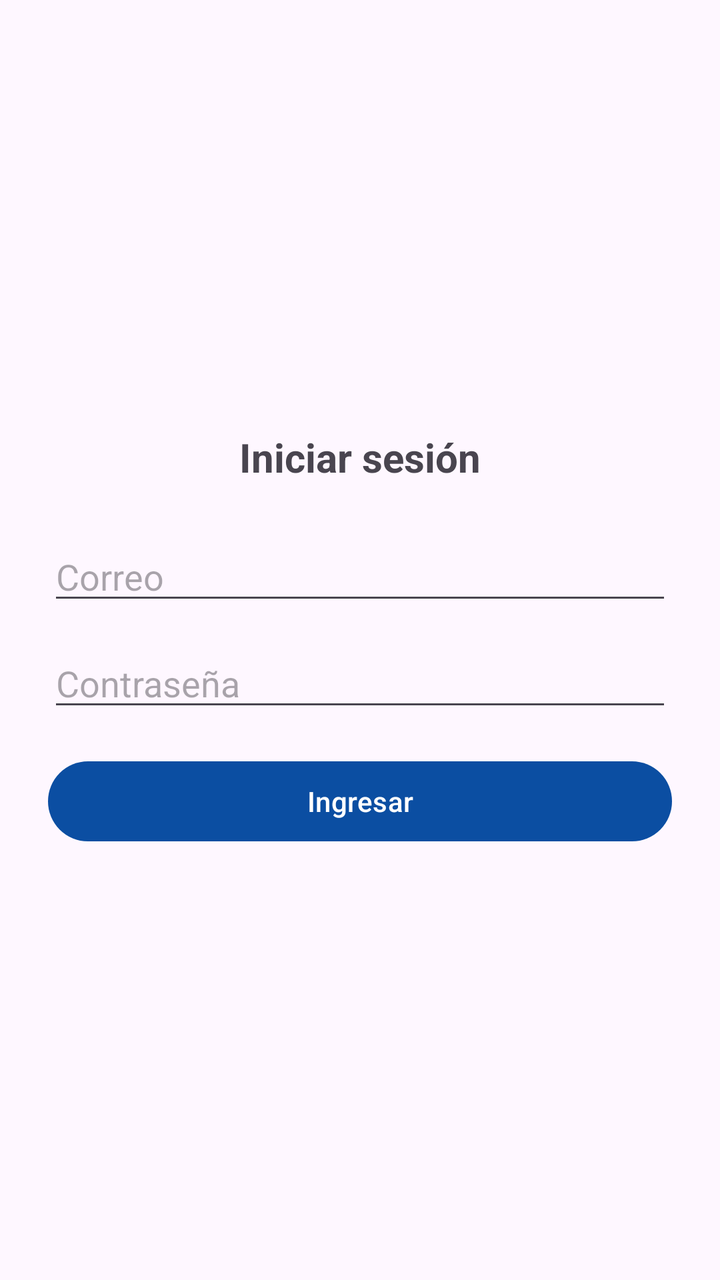
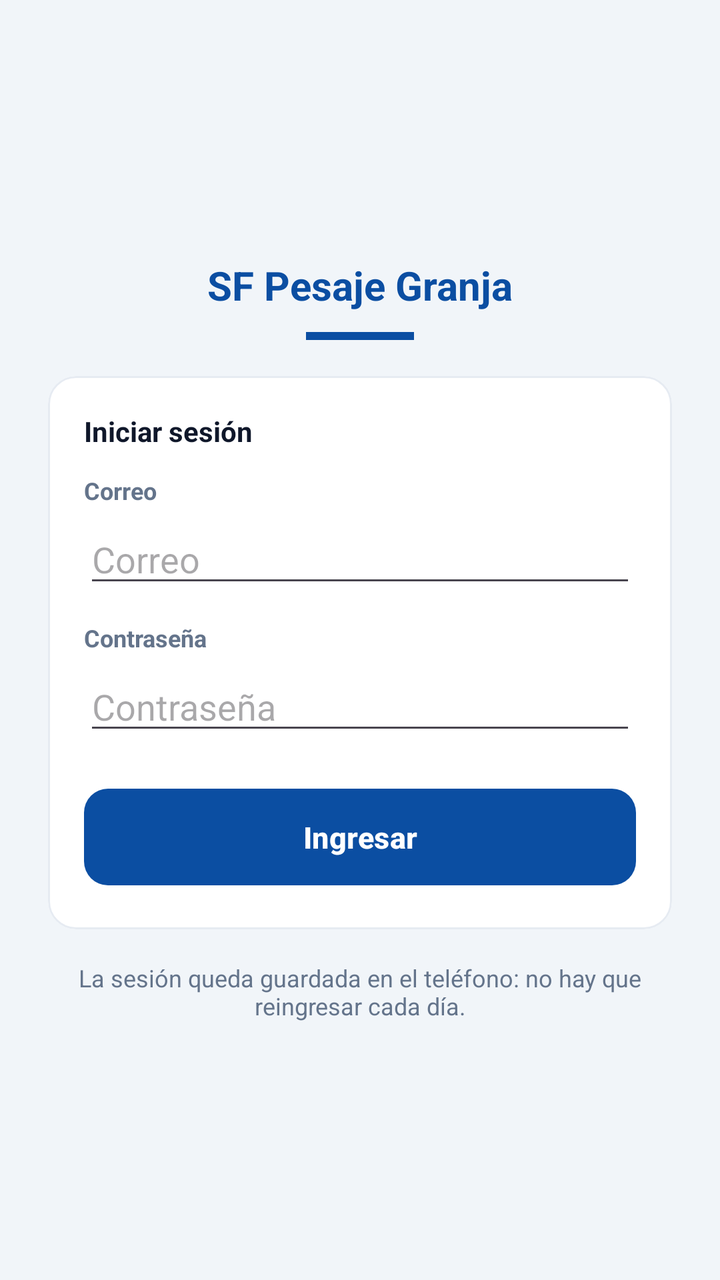

The first picture is an Android layout as it rendered before a commit; the second is the same layout after the commit. The layout source and the unified diff follow.
<!-- AndroidManifest.xml: application theme Theme.BasculaRangerTest -->
<!-- res/layout/fragment_login.xml -->
<?xml version="1.0" encoding="utf-8"?>
<LinearLayout xmlns:android="http://schemas.android.com/apk/res/android"
    android:layout_width="match_parent"
    android:layout_height="match_parent"
    android:orientation="vertical"
    android:padding="24dp"
    android:gravity="center">

    <TextView
        android:layout_width="wrap_content"
        android:layout_height="wrap_content"
        android:text="@string/title_login"
        android:textSize="20sp"
        android:textStyle="bold"
        android:layout_marginBottom="24dp" />

    <EditText
        android:id="@+id/editEmail"
        android:layout_width="match_parent"
        android:layout_height="wrap_content"
        android:hint="@string/label_email"
        android:inputType="textEmailAddress"
        android:layout_marginBottom="12dp" />

    <EditText
        android:id="@+id/editPassword"
        android:layout_width="match_parent"
        android:layout_height="wrap_content"
        android:hint="@string/label_password"
        android:inputType="textPassword"
        android:layout_marginBottom="16dp" />

    <Button
        android:id="@+id/buttonLogin"
        android:layout_width="match_parent"
        android:layout_height="wrap_content"
        android:text="@string/action_login" />

    <ProgressBar
        android:id="@+id/progressLogin"
        style="?android:attr/progressBarStyleSmall"
        android:layout_width="wrap_content"
        android:layout_height="wrap_content"
        android:layout_marginTop="12dp"
        android:visibility="gone" />

    <TextView
        android:id="@+id/textLoginError"
        android:layout_width="match_parent"
        android:layout_height="wrap_content"
        android:textColor="@color/sf_red"
        android:layout_marginTop="12dp"
        android:visibility="gone" />

</LinearLayout>
<!-- resources referenced by this layout -->
<resources>
  <color name="sf_red">#E2231A</color>
  <string name="action_login">Ingresar</string>
  <string name="label_email">Correo</string>
  <string name="label_password">Contraseña</string>
  <string name="title_login">Iniciar sesión</string>
  <style name="Theme.BasculaRangerTest" parent="Theme.Material3.DayNight.NoActionBar">
          <item name="colorPrimary">@color/sf_blue</item>
          <item name="colorOnPrimary">@color/sf_white</item>
          <item name="colorPrimaryContainer">@color/sf_blue_container</item>
          <item name="colorOnPrimaryContainer">@color/sf_blue_deep</item>
          <item name="colorSecondary">@color/sf_blue_deep</item>
          <item name="colorOnSecondary">@color/sf_white</item>
          <item name="colorSecondaryContainer">@color/sf_cyan</item>
          <item name="colorOnSecondaryContainer">@color/sf_blue_deep</item>
          <item name="colorError">@color/sf_red</item>
          <item name="android:statusBarColor">@color/sf_blue_deep</item>
          <item name="android:windowLightStatusBar" tools:targetApi="23">false</item>
      </style>
  <color name="sf_blue">#0B4EA2</color>
  <color name="sf_white">#FFFFFF</color>
  <color name="sf_blue_container">#E3ECF8</color>
  <color name="sf_blue_deep">#002F86</color>
  <color name="sf_cyan">#A6DCEA</color>
</resources>

<!-- the commit's change to res/layout/fragment_login.xml (unified diff, before → after) -->
@@ -1,55 +1,113 @@
 <?xml version="1.0" encoding="utf-8"?>
-<LinearLayout xmlns:android="http://schemas.android.com/apk/res/android"
+<ScrollView xmlns:android="http://schemas.android.com/apk/res/android"
     android:layout_width="match_parent"
     android:layout_height="match_parent"
-    android:orientation="vertical"
-    android:padding="24dp"
-    android:gravity="center">
+    android:background="@color/sf_bg"
+    android:fillViewport="true">
 
-    <TextView
-        android:layout_width="wrap_content"
-        android:layout_height="wrap_content"
-        android:text="@string/title_login"
-        android:textSize="20sp"
-        android:textStyle="bold"
-        android:layout_marginBottom="24dp" />
+    <LinearLayout
+        android:layout_width="match_parent"
+        android:layout_height="match_parent"
+        android:orientation="vertical"
+        android:gravity="center"
+        android:padding="24dp">
 
-    <EditText
-        android:id="@+id/editEmail"
-        android:layout_width="match_parent"
-        android:layout_height="wrap_content"
-        android:hint="@string/label_email"
-        android:inputType="textEmailAddress"
-        android:layout_marginBottom="12dp" />
+        <TextView
+            android:layout_width="wrap_content"
+            android:layout_height="wrap_content"
+            android:text="@string/app_name"
+            android:textSize="20sp"
+            android:textStyle="bold"
+            android:textColor="@color/sf_blue" />
 
-    <EditText
-        android:id="@+id/editPassword"
-        android:layout_width="match_parent"
-        android:layout_height="wrap_content"
-        android:hint="@string/label_password"
-        android:inputType="textPassword"
-        android:layout_marginBottom="16dp" />
+        <View
+            android:layout_width="54dp"
+            android:layout_height="4dp"
+            android:layout_marginTop="10dp"
+            android:layout_marginBottom="18dp"
+            android:background="@color/sf_blue" />
 
-    <Button
-        android:id="@+id/buttonLogin"
-        android:layout_width="match_parent"
-        android:layout_height="wrap_content"
-        android:text="@string/action_login" />
+        <com.google.android.material.card.MaterialCardView
+            style="@style/SfCard"
+            android:layout_width="match_parent"
+            android:layout_height="wrap_content">
 
-    <ProgressBar
-        android:id="@+id/progressLogin"
-        style="?android:attr/progressBarStyleSmall"
-        android:layout_width="wrap_content"
-        android:layout_height="wrap_content"
-        android:layout_marginTop="12dp"
-        android:visibility="gone" />
+            <LinearLayout
+                android:layout_width="match_parent"
+                android:layout_height="wrap_content"
+                android:orientation="vertical"
+                android:padding="18dp">
 
-    <TextView
-        android:id="@+id/textLoginError"
-        android:layout_width="match_parent"
-        android:layout_height="wrap_content"
-        android:textColor="@color/sf_red"
-        android:layout_marginTop="12dp"
-        android:visibility="gone" />
+                <TextView
+                    style="@style/SfSectionTitle"
+                    android:layout_width="wrap_content"
+                    android:layout_height="wrap_content"
+                    android:text="@string/title_login" />
 
-</LinearLayout>
+                <TextView
+                    style="@style/SfFieldLabel"
+                    android:layout_width="match_parent"
+                    android:layout_height="wrap_content"
+                    android:text="@string/label_email" />
+
+                <EditText
+                    android:id="@+id/editEmail"
+                    android:layout_width="match_parent"
+                    android:layout_height="wrap_content"
+                    android:autofillHints="emailAddress"
+                    android:hint="@string/label_email"
+                    android:inputType="textEmailAddress"
+                    android:layout_marginBottom="12dp" />
+
+                <TextView
+                    style="@style/SfFieldLabel"
+                    android:layout_width="match_parent"
+                    android:layout_height="wrap_content"
+                    android:text="@string/label_password" />
+
+                <EditText
+                    android:id="@+id/editPassword"
+                    android:layout_width="match_parent"
+                    android:layout_height="wrap_content"
+                    android:autofillHints="password"
+                    android:hint="@string/label_password"
+                    android:inputType="textPassword"
+                    android:layout_marginBottom="18dp" />
+
+                <com.google.android.material.button.MaterialButton
+                    android:id="@+id/buttonLogin"
+                    style="@style/SfButtonPrimary"
+                    android:layout_width="match_parent"
+                    android:layout_height="wrap_content"
+                    android:text="@string/action_login" />
+
+                <ProgressBar
+                    android:id="@+id/progressLogin"
+                    style="?android:attr/progressBarStyleSmall"
+                    android:layout_width="wrap_content"
+                    android:layout_height="wrap_content"
+                    android:layout_gravity="center"
+                    android:layout_marginTop="12dp"
+                    android:visibility="gone" />
+
+                <TextView
+                    android:id="@+id/textLoginError"
+                    android:layout_width="match_parent"
+                    android:layout_height="wrap_content"
+                    android:textColor="@color/sf_red"
+                    android:textSize="13sp"
+                    android:layout_marginTop="12dp"
+                    android:visibility="gone" />
+            </LinearLayout>
+        </com.google.android.material.card.MaterialCardView>
+
+        <TextView
+            style="@style/SfMuted"
+            android:layout_width="match_parent"
+            android:layout_height="wrap_content"
+            android:gravity="center"
+            android:layout_marginTop="4dp"
+            android:text="@string/login_hint_sesion" />
+
+    </LinearLayout>
+</ScrollView>
<!-- resource entries referenced after the edit -->
@@ -1,10 +1,46 @@
 <!-- resources referenced by this layout -->
 <resources>
+  <color name="sf_bg">#F1F5F9</color>
   <color name="sf_red">#E2231A</color>
   <string name="action_login">Ingresar</string>
+  <string name="app_name">SF Pesaje Granja</string>
   <string name="label_email">Correo</string>
   <string name="label_password">Contraseña</string>
+  <string name="login_hint_sesion">La sesión queda guardada en el teléfono: no hay que reingresar cada día.</string>
   <string name="title_login">Iniciar sesión</string>
+  <style name="SfButtonPrimary" parent="Widget.Material3.Button">
+          <item name="android:textSize">15sp</item>
+          <item name="android:textStyle">bold</item>
+          <item name="android:paddingTop">14dp</item>
+          <item name="android:paddingBottom">14dp</item>
+          <item name="backgroundTint">@color/sf_blue</item>
+          <item name="android:textColor">@color/sf_white</item>
+          <item name="cornerRadius">12dp</item>
+      </style>
+  <style name="SfCard" parent="Widget.Material3.CardView.Outlined">
+          <item name="cardBackgroundColor">@color/sf_white</item>
+          <item name="cardCornerRadius">14dp</item>
+          <item name="cardElevation">0dp</item>
+          <item name="strokeColor">@color/sf_line</item>
+          <item name="strokeWidth">1dp</item>
+          <item name="android:layout_marginBottom">12dp</item>
+      </style>
+  <style name="SfFieldLabel">
+          <item name="android:textSize">12sp</item>
+          <item name="android:textStyle">bold</item>
+          <item name="android:textColor">@color/sf_muted</item>
+          <item name="android:layout_marginBottom">4dp</item>
+      </style>
+  <style name="SfMuted">
+          <item name="android:textSize">12sp</item>
+          <item name="android:textColor">@color/sf_muted</item>
+      </style>
+  <style name="SfSectionTitle">
+          <item name="android:textSize">14sp</item>
+          <item name="android:textStyle">bold</item>
+          <item name="android:textColor">@color/sf_ink</item>
+          <item name="android:layout_marginBottom">12dp</item>
+      </style>
   <style name="Theme.BasculaRangerTest" parent="Theme.Material3.DayNight.NoActionBar">
           <item name="colorPrimary">@color/sf_blue</item>
           <item name="colorOnPrimary">@color/sf_white</item>
@@ -20,6 +56,9 @@
       </style>
   <color name="sf_blue">#0B4EA2</color>
   <color name="sf_white">#FFFFFF</color>
+  <color name="sf_line">#E6EBF2</color>
+  <color name="sf_muted">#64748B</color>
+  <color name="sf_ink">#0F172A</color>
   <color name="sf_blue_container">#E3ECF8</color>
   <color name="sf_blue_deep">#002F86</color>
   <color name="sf_cyan">#A6DCEA</color>
